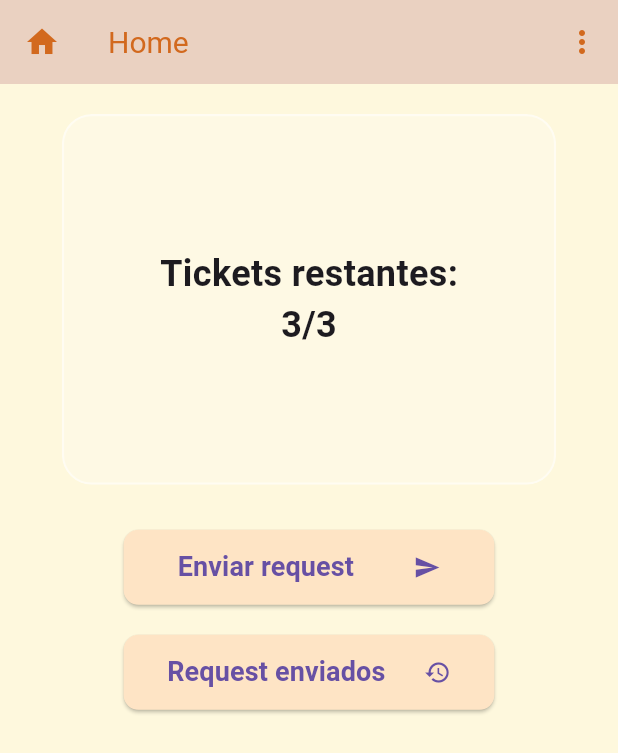
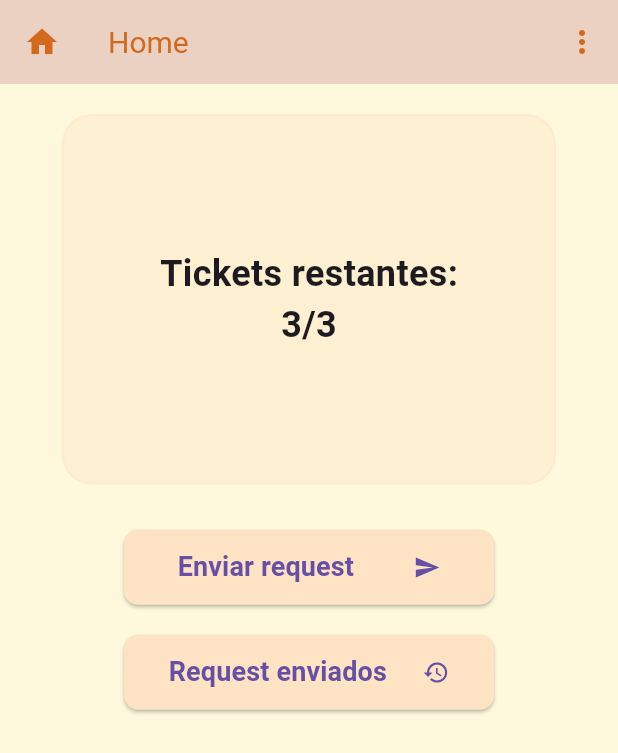
Before and after one commit to FerchuGear/ETicketera20, a Flutter app: the screen it shows after launch, on a phone screen of 412 x 824 dp. Shown: the top 753 px of the screen. Run offline on Flutter 3.47's test engine with Material 3 defaults, Android fonts, the phone set to English and light mode, and no system bars; drawn by our look-alikes of glassmorphism_ui; our stand-ins replace supabase_flutter; accounts and stored records are empty.

```diff
--- a/ETicketera20/lib/screens/home_screen.dart
+++ b/ETicketera20/lib/screens/home_screen.dart
@@ -112,10 +112,10 @@ class HomeScreen extends StatelessWidget {
               child: GlassContainer(
                 width: MediaQuery.of(context).size.width * containerWidthPercentage,
                 height: MediaQuery.of(context).size.height * containerHeightPercentage,
-                blur: 5,
-                color: Colors.white.withOpacity(0.2),
+                blur: 6,
+                color: currentTheme.primaryColor.withOpacity(0.4),
                 borderRadius: BorderRadius.circular(20),
-                border: Border.all(color: Colors.white.withOpacity(0.5), width: 1.5),
+                border: Border.all(color: currentTheme.primaryColor.withOpacity(0.4), width: 1.5),
                 child: const Column(
                   mainAxisAlignment: MainAxisAlignment.center,
                   children: [
@@ -174,7 +174,7 @@ class HomeScreen extends StatelessWidget {
                 backgroundColor: currentTheme.primaryColor,
               ),
               label: const Padding(
-                padding: EdgeInsets.all(5.0),
+                padding: EdgeInsets.all(6.0),
                 child: Row(
                   mainAxisAlignment: MainAxisAlignment.spaceBetween,
                   children: [
```
Also changed, not shown: ETicketera20/lib/screens/login_screen.dart (+11 -0 lines).
